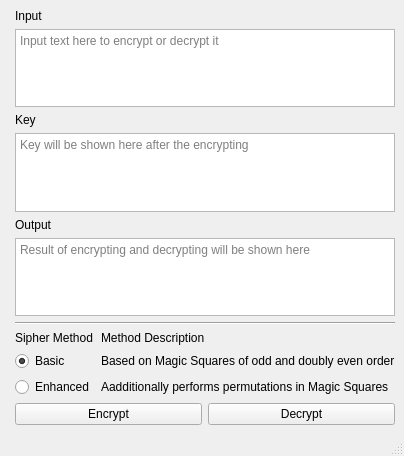
Old version of the form cipher.ui in the repository czepes/is1.
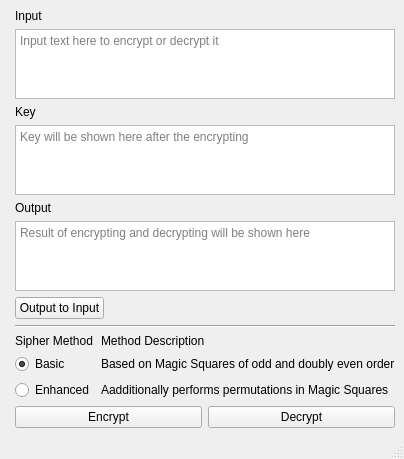
New version of the form.

Patch:
```diff
--- a/cipher.ui
+++ b/cipher.ui
@@ -7,7 +7,7 @@
     <x>0</x>
     <y>0</y>
     <width>366</width>
-    <height>456</height>
+    <height>458</height>
    </rect>
   </property>
   <property name="windowTitle">
@@ -63,13 +63,26 @@
        </widget>
       </item>
       <item row="6" column="1">
+       <widget class="QPushButton" name="toInputButton">
+        <property name="sizePolicy">
+         <sizepolicy hsizetype="Maximum" vsizetype="Fixed">
+          <horstretch>0</horstretch>
+          <verstretch>0</verstretch>
+         </sizepolicy>
+        </property>
+        <property name="text">
+         <string>Output to Input</string>
+        </property>
+       </widget>
+      </item>
+      <item row="7" column="1">
        <widget class="Line" name="line">
         <property name="orientation">
          <enum>Qt::Horizontal</enum>
         </property>
        </widget>
       </item>
-      <item row="7" column="1">
+      <item row="8" column="1">
        <layout class="QFormLayout" name="methodLayout">
         <item row="1" column="1">
          <widget class="QLabel" name="basicLabel">
@@ -118,7 +131,7 @@
         </item>
        </layout>
       </item>
-      <item row="8" column="1">
+      <item row="9" column="1">
        <layout class="QHBoxLayout" name="buttonsLayout">
         <item>
          <widget class="QPushButton" name="encryptButton">
```
